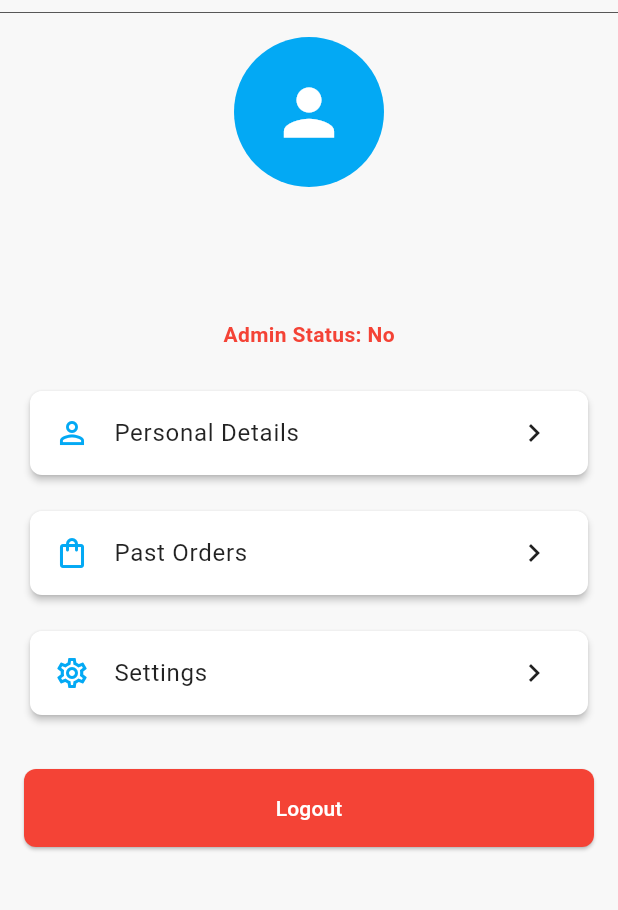
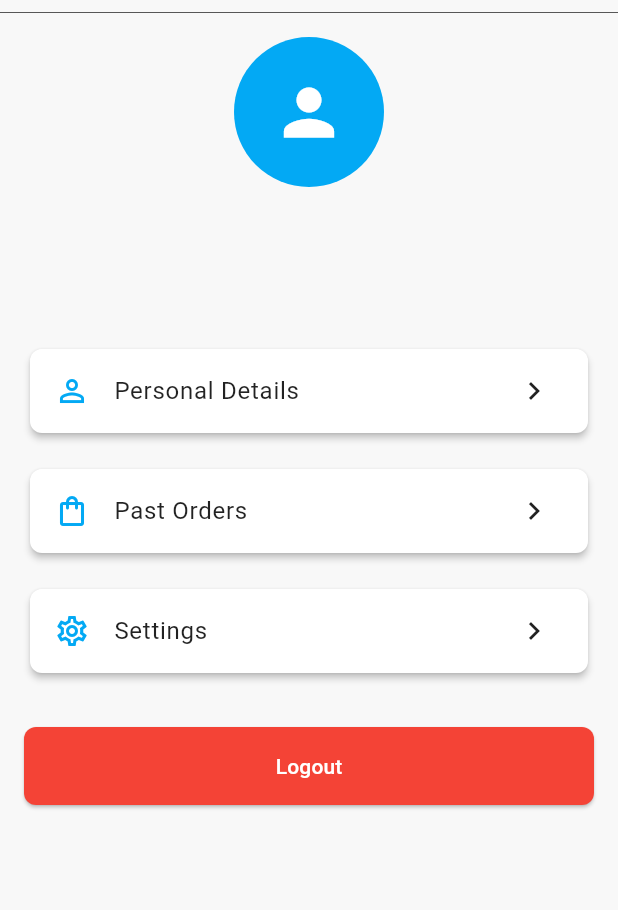
Before and after one commit to Seifeldin-Amr/Mobile-Programming-Project, a Flutter app: the ProfileScreen screen opened directly, on a phone screen of 412 x 824 dp, the part 71-981 px from its top. Run offline on Flutter 3.47's test engine with Material 3 defaults, Android fonts, the phone set to English and light mode, and no system bars; our stand-ins replace cloud_firestore, file_picker, firebase_auth, firebase_core, image_picker; accounts and stored records are empty.

Commit message:
Remove admin status

```diff
--- a/mobile_app/lib/screens/profile.dart
+++ b/mobile_app/lib/screens/profile.dart
@@ -47,8 +47,6 @@ class _ProfileScreenState extends State<ProfileScreen> {
     }
   }
 
-
-
   @override
   Widget build(BuildContext context) {
     final User? user = FirebaseAuth.instance.currentUser;
@@ -95,14 +93,23 @@ class _ProfileScreenState extends State<ProfileScreen> {
                   email,
                   style: Theme.of(context).textTheme.bodyLarge,
                 ),
+                _isAdmin
+                    ? Container(
+                        child: Row(
+                          mainAxisAlignment: MainAxisAlignment.center,
+                          children: [
                             const SizedBox(height: AppConstants.smallPadding),
                             Text(
-                  'Admin Status: ${_isAdmin ? 'Yes' : 'No'}',
+                              'Admin',
                               style: TextStyle(
-                    color: _isAdmin ? Colors.green : Colors.red,
+                                color: Colors.green,
                                 fontWeight: FontWeight.bold,
                               ),
                             ),
+                          ],
+                        ),
+                      )
+                    : const SizedBox.shrink(),
                 const SizedBox(height: AppConstants.largePadding),
                 Expanded(
                   child: Column(
```
Lines whose indentation alone changed are shown as unchanged.
